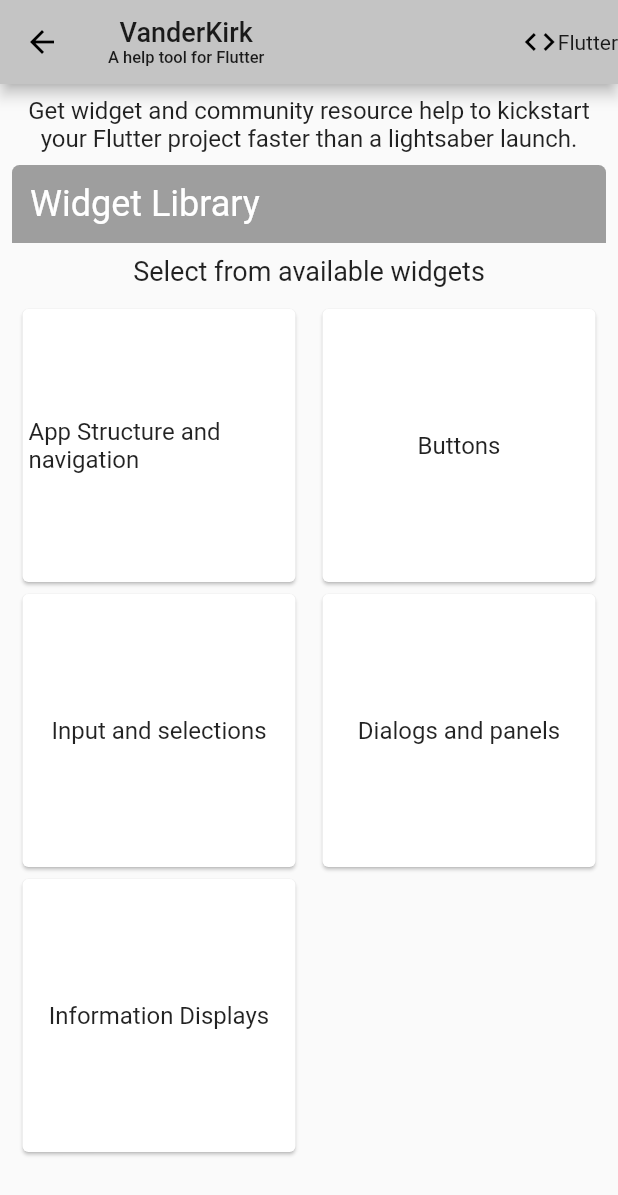
After one commit to kuafucode/vader, a Flutter app: the WidgetLibrary screen opened directly, on a phone screen of 412 x 824 dp. The commit adds this screen. Shown: the top 1195 px of the screen. Run offline on Flutter 3.47's test engine with Material 2 defaults, Android fonts, the phone set to English and light mode, and no system bars; missing offline and left inert: flutter_syntax_view.

Commit message:
add widget libarary
add source render
ad theme

```diff
--- a/lib/main.dart
+++ b/lib/main.dart
@@ -16,6 +16,11 @@ class MyApp extends StatelessWidget {
   Widget build(BuildContext context) {
     return MaterialApp(
       title: _title,
+      theme: ThemeData(
+        primaryColor: Color.fromRGBO(196, 196, 196, 1.0),
+        accentColor: Colors.orange,
+        fontFamily: "Roboto"
+      ),
       home: Landing(),
     );
   }
--- /dev/null
+++ b/lib/src/flatbutton_widget.dart
@@ -0,0 +1,38 @@
+import 'package:flutter/material.dart';
+import 'package:flutter_syntax_view/flutter_syntax_view.dart';
+
+class FlatbuttonWidget extends StatelessWidget {
+  String code;
+  FlatbuttonWidget(String snippet) {
+    this.code = """
+FlatButton(
+  color: Colors.blue,
+  textColor: Colors.white,
+  disabledColor: Colors.grey,
+  disabledTextColor: Colors.black,
+  padding: EdgeInsets.all(8.0),
+  splashColor: Colors.blueAccent,
+  onPressed: () {
+    /*...*/
+  },
+  child: Text(
+    "Flat Button",
+    style: TextStyle(fontSize: 20.0),
+  ),
+);
+    """;
+  }
+  @override
+  Widget build(BuildContext context) {
+    return Scaffold(
+        appBar: AppBar(title: Text("Flat Button")),
+        body: Container(
+          child: SyntaxView(
+            code: code,
+            syntax: Syntax.DART,
+            syntaxTheme: SyntaxTheme.dracula(),
+            withZoom: true,
+          ),
+        ));
+  }
+}
--- /dev/null
+++ b/lib/src/widget_library.dart
@@ -0,0 +1,105 @@
+import 'package:flutter/material.dart';
+
+class WidgetLibrary extends StatelessWidget {
+  @override
+  Widget build(BuildContext context) {
+    return Scaffold(
+        appBar: AppBar(
+          centerTitle: false,
+          title: Column(
+            children: <Widget>[
+              Text("VanderKirk",style: TextStyle(fontSize: 18.0)),
+              Text("A help tool for Flutter",style: TextStyle(fontSize: 11.0,))
+            ],
+          ),
+          actions: <Widget>[
+            Row(mainAxisAlignment: MainAxisAlignment.center,children: <Widget>[
+              Icon(Icons.code),
+              Text("Flutter")
+          ])]
+        ),
+        body: SingleChildScrollView(
+          child: Padding(
+            padding: EdgeInsets.all(8.0),
+            child: Container(
+              height: MediaQuery.of(context).size.height,
+              child: Column(
+                mainAxisAlignment: MainAxisAlignment.start,
+                children: <Widget>[
+                  Padding(
+                    padding: EdgeInsets.fromLTRB(0.0, 0.0, 0.0, 8.0),
+                    child: Container(
+                      child: Column(
+                        children: <Widget>[
+                          Text(
+                              "Get widget and community resource help to kickstart",
+                              style: TextStyle(fontSize: 16.0)),
+                          Text(
+                              "your Flutter project faster than a lightsaber launch.",
+                              style: TextStyle(fontSize: 16.0)),
+                        ],
+                      ),
+                    ),
+                  ),
+                  Container(
+                    width: double.infinity,
+                    decoration: BoxDecoration(
+                        color: Colors.grey,
+                        borderRadius: BorderRadius.vertical(
+                            top: Radius.circular(5.0), bottom: Radius.zero)),
+                    child: Padding(
+                        padding: EdgeInsets.all(12.0),
+                        child: Text(
+                          "Widget Library",
+                          style: TextStyle(fontSize: 24.0, color: Colors.white),
+                        )),
+                  ),
+                  Padding(
+                      padding: EdgeInsets.fromLTRB(0.0, 8.0, 0.0, 8.0),
+                      child: Text("Select from available widgets",
+                          style: TextStyle(fontSize: 18.0))),
+                  Expanded(
+                    flex: 1,
+                    child: Container(
+                      child: GridView.count(
+                        primary: false,
+                        padding: const EdgeInsets.all(3.0),
+                        crossAxisSpacing: 10.0,
+                        crossAxisCount: 2,
+                        children: <Widget>[
+                          WidgetCard(text: 'App Structure and navigation'),
+                          WidgetCard(text: 'Buttons'),
+                          WidgetCard(text: 'Input and selections'),
+                          WidgetCard(text: 'Dialogs and panels'),
+                          WidgetCard(text: 'Information Displays'),
+                        ],
+                      ),
+                    ),
+                  )
+                ],
+              ),
+            ),
+          ),
+        ));
+  }
+}
+
+class WidgetCard extends StatelessWidget {
+  final String text;
+  WidgetCard({Key key, this.text}) : super(key: key);
+  @override
+  Widget build(BuildContext context) {
+    return GridTile(
+        child: InkWell(
+          onTap: (){},
+                  child: Card(
+              child: Center(
+                  child: Padding(
+                      padding: EdgeInsets.all(4.0),
+                      child: Text(
+                        text,
+                        style: TextStyle(fontSize: 16.0, ),
+                      )))),
+        ));
+  }
+}
--- a/pubspec.yaml
+++ b/pubspec.yaml
@@ -23,6 +23,7 @@ dependencies:
   # The following adds the Cupertino Icons font to your application.
   # Use with the CupertinoIcons class for iOS style icons.
   cupertino_icons: ^0.1.2
+  flutter_syntax_view: ^0.2.0
 
 dev_dependencies:
   flutter_test:
```
Also changed, not shown: pubspec.lock.
